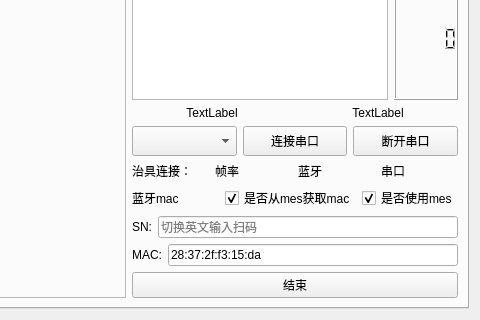
Old version of the form work_station/pressure/pressuresensorform.ui in the repository yuhuang163/test; both pictures show x 170 to 650 and y 267 to 587 of the 650 by 587 pixel window.
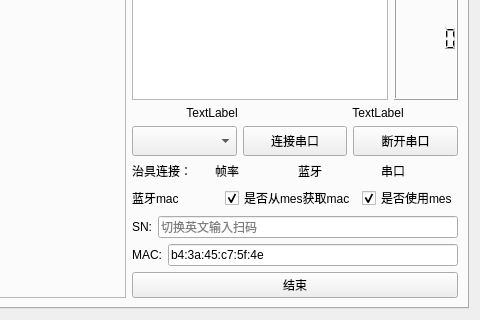
New version of the form.

The edit to the form file:
```diff
--- a/work_station/pressure/pressuresensorform.ui
+++ b/work_station/pressure/pressuresensorform.ui
@@ -430,7 +430,7 @@
                   </size>
                  </property>
                  <property name="text">
-                  <string>28:37:2f:f3:15:da</string>
+                  <string>b4:3a:45:c7:5f:4e</string>
                  </property>
                  <property name="placeholderText">
                   <string>切换英文输入扫码</string>
```
